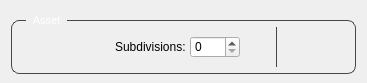
This is YFX_Lookdev_Tool/dev/UI/asset_UI.ui in kaanyilmaz99/YFX_Lookdev_Tool as Qt 5 draws it before an edit. The edited form follows.
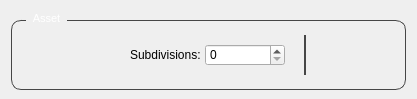
This is the edited form. Icons and pictures are not drawn.

What changed in the file:
```diff
--- a/YFX_Lookdev_Tool/dev/UI/asset_UI.ui
+++ b/YFX_Lookdev_Tool/dev/UI/asset_UI.ui
@@ -9,8 +9,8 @@
    <rect>
     <x>0</x>
     <y>0</y>
-    <width>367</width>
-    <height>83</height>
+    <width>400</width>
+    <height>96</height>
    </rect>
   </property>
   <property name="windowTitle">
@@ -35,7 +35,7 @@
      <property name="styleSheet">
       <string notr="true">QGroupBox{
 	border: 1px solid rgb(70, 70, 70);
-    border-radius: 8px;
+     border-radius: 10px;
 	margin-top: 9px;
 }
 
@@ -44,7 +44,7 @@
 	left: 15px;
 	subcontrol-position: top left;
 	padding: 0 5px;
-	margin-top: -12px;
+	margin-top: -16px;
 }</string>
      </property>
      <property name="title">
@@ -58,16 +58,16 @@
        <enum>QLayout::SetDefaultConstraint</enum>
       </property>
       <property name="leftMargin">
-       <number>5</number>
+       <number>10</number>
       </property>
       <property name="topMargin">
-       <number>5</number>
+       <number>14</number>
       </property>
       <property name="rightMargin">
-       <number>5</number>
+       <number>10</number>
       </property>
       <property name="bottomMargin">
-       <number>5</number>
+       <number>14</number>
       </property>
       <item>
        <layout class="QHBoxLayout" name="hLayout" stretch="0,0,0,0,0,1,0,0,0,0">
@@ -110,16 +110,16 @@
            <string notr="true">QPushButton{
 	border: none;
 	image: url(:/asset/icons/asset.png);
-	width: 30px;
-	height: 30px;
+	width: 40px;
+	height: 40px;
 }
 
 QPushButton:checked{
 	border: none;
 	background-color: transparent;
 	image: url(:/asset/icons/asset_clicked.png);
-	width: 30px;
-	height: 30px;
+	width: 40px;
+	height: 40px;
 }</string>
           </property>
           <property name="text">
@@ -157,16 +157,16 @@
            <string notr="true">QPushButton{
 	border: none;
 	image: url(:/asset/icons/cameras_lock.png);
-	width: 20px;
-	height: 20px;
+	width: 28px;
+	height: 28px;
 }
 
 QPushButton:checked{
 	border: none;
 	background-color: transparent;
 	image: url(:/asset/icons/cameras_locked.png);
-	width: 20px;
-	height: 20px;
+	width: 28px;
+	height: 28px;
 }</string>
           </property>
           <property name="text">
@@ -195,6 +195,17 @@
         </item>
         <item>
          <widget class="QLabel" name="label">
+          <property name="minimumSize">
+           <size>
+            <width>0</width>
+            <height>0</height>
+           </size>
+          </property>
+          <property name="font">
+           <font>
+            <pointsize>9</pointsize>
+           </font>
+          </property>
           <property name="text">
            <string>Subdivisions:</string>
           </property>
@@ -204,8 +215,8 @@
          <widget class="QSpinBox" name="sBox_subdiv">
           <property name="minimumSize">
            <size>
-            <width>50</width>
-            <height>0</height>
+            <width>80</width>
+            <height>20</height>
            </size>
           </property>
           <property name="minimum">
@@ -255,7 +266,7 @@
            <enum>QFrame::Plain</enum>
           </property>
           <property name="lineWidth">
-           <number>1</number>
+           <number>2</number>
           </property>
           <property name="midLineWidth">
            <number>10</number>
@@ -290,8 +301,8 @@
            <string notr="true">QPushButton{
 	border: none;
 	image: url(:/asset/icons/rename.png);
-	width: 22px;
-	height: 22px;
+	width: 30px;
+	height: 30px;
 }
 
 QPushButton:pressed{
@@ -305,6 +316,12 @@
           <property name="text">
            <string/>
           </property>
+          <property name="iconSize">
+           <size>
+            <width>12</width>
+            <height>12</height>
+           </size>
+          </property>
          </widget>
         </item>
         <item>
@@ -328,8 +345,8 @@
            <string notr="true">QPushButton{
 	border: none;
 	image: url(:/asset/icons/trash.png);
-	width: 22px;
-	height: 22px;
+	width: 30px;
+	height: 30px;
 }
 
 QPushButton:pressed{
```
Left out of the diff: 8 changed lines with no effect on the pictures.
